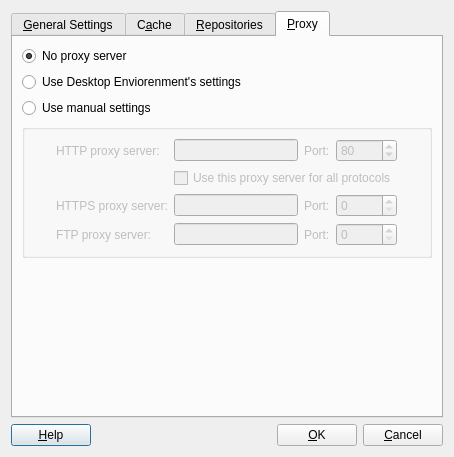
The window that kde/package-manager/manager/ui/settingsdialog.ui (pars-linux/uludag) describes before a commit, drawn with Qt 5.
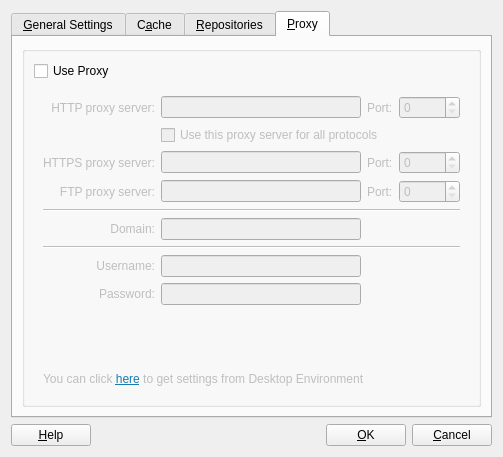
The same window after the commit. The open tabs and pages were chosen to show the change. Icons and pictures are not drawn.

Commit message: - update settingsdialog, it breaks everything for now.

Patch:
```diff
--- a/kde/package-manager/manager/ui/settingsdialog.ui
+++ b/kde/package-manager/manager/ui/settingsdialog.ui
@@ -6,8 +6,8 @@
    <rect>
     <x>0</x>
     <y>0</y>
-    <width>382</width>
-    <height>400</height>
+    <width>503</width>
+    <height>453</height>
    </rect>
   </property>
   <property name="windowTitle">
@@ -20,45 +20,7 @@
   <property name="modal">
    <bool>true</bool>
   </property>
-  <layout class="QGridLayout" name="gridLayout_4">
-   <item row="1" column="0">
-    <layout class="QHBoxLayout" name="horizontalLayout">
-     <item>
-      <widget class="QPushButton" name="buttonHelp">
-       <property name="text">
-        <string>&amp;Help</string>
-       </property>
-      </widget>
-     </item>
-     <item>
-      <spacer name="horizontalSpacer_3">
-       <property name="orientation">
-        <enum>Qt::Horizontal</enum>
-       </property>
-       <property name="sizeHint" stdset="0">
-        <size>
-         <width>40</width>
-         <height>20</height>
-        </size>
-       </property>
-      </spacer>
-     </item>
-     <item>
-      <widget class="QPushButton" name="buttonOk">
-       <property name="text">
-        <string>&amp;OK</string>
-       </property>
-      </widget>
-     </item>
-     <item>
-      <widget class="QPushButton" name="buttonCancel">
-       <property name="text">
-        <string>&amp;Cancel</string>
-       </property>
-      </widget>
-     </item>
-    </layout>
-   </item>
+  <layout class="QGridLayout" name="gridLayout_14">
    <item row="0" column="0">
     <widget class="QTabWidget" name="tabWidget">
      <property name="currentIndex">
@@ -694,72 +656,65 @@
        <string>&amp;Proxy</string>
       </attribute>
       <layout class="QGridLayout" name="gridLayout_10">
-       <item row="0" column="1">
-        <spacer name="horizontalSpacer_4">
-         <property name="orientation">
-          <enum>Qt::Horizontal</enum>
-         </property>
-         <property name="sizeHint" stdset="0">
-          <size>
-           <width>331</width>
-           <height>20</height>
-          </size>
-         </property>
-        </spacer>
-       </item>
-       <item row="2" column="1">
-        <spacer name="horizontalSpacer_5">
-         <property name="orientation">
-          <enum>Qt::Horizontal</enum>
-         </property>
-         <property name="sizeHint" stdset="0">
-          <size>
-           <width>331</width>
-           <height>20</height>
-          </size>
-         </property>
-        </spacer>
-       </item>
-       <item row="3" column="0" colspan="2">
+       <item row="0" column="0">
         <widget class="QGroupBox" name="httpSettingsGroupBox">
          <property name="enabled">
-          <bool>false</bool>
+          <bool>true</bool>
+         </property>
+         <property name="title">
+          <string/>
          </property>
          <property name="flat">
           <bool>false</bool>
          </property>
          <layout class="QGridLayout" name="gridLayout_8">
-          <item row="0" column="1">
+          <item row="0" column="0">
+           <widget class="QCheckBox" name="checkBox">
+            <property name="text">
+             <string>Use Proxy</string>
+            </property>
+           </widget>
+          </item>
+          <item row="1" column="0">
+           <widget class="QWidget" name="widget" native="true">
+            <property name="enabled">
+             <bool>false</bool>
+            </property>
+            <layout class="QGridLayout" name="gridLayout_4">
+             <item row="0" column="0">
            <widget class="QLabel" name="label">
             <property name="text">
              <string>HTTP proxy server:</string>
             </property>
-           </widget>
-          </item>
-          <item row="0" column="2">
+               <property name="alignment">
+                <set>Qt::AlignRight|Qt::AlignTrailing|Qt::AlignVCenter</set>
+               </property>
+              </widget>
+             </item>
+             <item row="0" column="1">
            <widget class="QLineEdit" name="httpProxy"/>
           </item>
-          <item row="0" column="3">
+             <item row="0" column="2">
            <widget class="QLabel" name="label_2">
             <property name="text">
              <string>Port:</string>
             </property>
            </widget>
           </item>
-          <item row="0" column="4">
+             <item row="0" column="3">
            <widget class="QSpinBox" name="httpProxyPort">
             <property name="minimum">
-             <number>1</number>
+                <number>0</number>
             </property>
             <property name="maximum">
              <number>65535</number>
             </property>
             <property name="value">
-             <number>80</number>
+                <number>0</number>
             </property>
            </widget>
           </item>
-          <item row="1" column="2" colspan="3">
+             <item row="1" column="1" colspan="3">
            <widget class="QCheckBox" name="useHttpForAll">
             <property name="text">
              <string>Use this proxy server for all protocols</string>
@@ -769,24 +724,27 @@
             </property>
            </widget>
           </item>
-          <item row="2" column="1">
+             <item row="2" column="0">
            <widget class="QLabel" name="label_3">
             <property name="text">
              <string>HTTPS proxy server:</string>
             </property>
-           </widget>
-          </item>
-          <item row="2" column="2">
+               <property name="alignment">
+                <set>Qt::AlignRight|Qt::AlignTrailing|Qt::AlignVCenter</set>
+               </property>
+              </widget>
+             </item>
+             <item row="2" column="1">
            <widget class="QLineEdit" name="httpsProxy"/>
           </item>
-          <item row="2" column="3">
+             <item row="2" column="2">
            <widget class="QLabel" name="label_4">
             <property name="text">
              <string>Port:</string>
             </property>
            </widget>
           </item>
-          <item row="2" column="4">
+             <item row="2" column="3">
            <widget class="QSpinBox" name="httpsProxyPort">
             <property name="minimum">
              <number>0</number>
@@ -799,24 +757,27 @@
             </property>
            </widget>
           </item>
-          <item row="3" column="1">
+             <item row="3" column="0">
            <widget class="QLabel" name="label_5">
             <property name="text">
              <string>FTP proxy server:</string>
             </property>
-           </widget>
-          </item>
-          <item row="3" column="2">
+               <property name="alignment">
+                <set>Qt::AlignRight|Qt::AlignTrailing|Qt::AlignVCenter</set>
+               </property>
+              </widget>
+             </item>
+             <item row="3" column="1">
            <widget class="QLineEdit" name="ftpProxy"/>
           </item>
-          <item row="3" column="3">
+             <item row="3" column="2">
            <widget class="QLabel" name="label_6">
             <property name="text">
              <string>Port:</string>
             </property>
            </widget>
           </item>
-          <item row="3" column="4">
+             <item row="3" column="3">
            <widget class="QSpinBox" name="ftpProxyPort">
             <property name="minimum">
              <number>0</number>
@@ -829,60 +790,75 @@
             </property>
            </widget>
           </item>
-          <item row="0" column="0">
-           <spacer name="horizontalSpacer_11">
+             <item row="8" column="0" colspan="4">
+              <widget class="Line" name="line_2">
             <property name="orientation">
              <enum>Qt::Horizontal</enum>
             </property>
-            <property name="sizeHint" stdset="0">
-             <size>
-              <width>40</width>
-              <height>20</height>
-             </size>
-            </property>
-           </spacer>
-          </item>
-          <item row="0" column="5">
-           <spacer name="horizontalSpacer_12">
-            <property name="orientation">
-             <enum>Qt::Horizontal</enum>
-            </property>
-            <property name="sizeHint" stdset="0">
-             <size>
-              <width>40</width>
-              <height>20</height>
-             </size>
-            </property>
-           </spacer>
-          </item>
-         </layout>
-        </widget>
-       </item>
-       <item row="0" column="0">
-        <widget class="QRadioButton" name="noProxyButton">
+              </widget>
+             </item>
+             <item row="9" column="0">
+              <widget class="QLabel" name="label_9">
+               <property name="text">
+                <string>Username:</string>
+               </property>
+               <property name="alignment">
+                <set>Qt::AlignRight|Qt::AlignTrailing|Qt::AlignVCenter</set>
+               </property>
+              </widget>
+             </item>
+             <item row="9" column="1">
+              <widget class="QLineEdit" name="userProxy"/>
+             </item>
+             <item row="10" column="0">
+              <widget class="QLabel" name="label_10">
+               <property name="text">
+                <string>Password:</string>
+               </property>
+               <property name="alignment">
+                <set>Qt::AlignRight|Qt::AlignTrailing|Qt::AlignVCenter</set>
+               </property>
+              </widget>
+             </item>
+             <item row="10" column="1">
+              <widget class="QLineEdit" name="passwordProxy">
+               <property name="echoMode">
+                <enum>QLineEdit::Password</enum>
+               </property>
+              </widget>
+             </item>
+             <item row="5" column="0">
+              <widget class="QLabel" name="label_8">
          <property name="text">
-          <string>No proxy server</string>
-         </property>
-         <property name="checked">
-          <bool>true</bool>
+                <string>Domain:</string>
+               </property>
+               <property name="alignment">
+                <set>Qt::AlignRight|Qt::AlignTrailing|Qt::AlignVCenter</set>
          </property>
         </widget>
        </item>
-       <item row="2" column="0">
-        <widget class="QRadioButton" name="useProxyButton">
-         <property name="text">
-          <string>Use manual settings</string>
+             <item row="5" column="1">
+              <widget class="QLineEdit" name="domainProxy"/>
+             </item>
+             <item row="4" column="0" colspan="4">
+              <widget class="Line" name="line">
+               <property name="orientation">
+                <enum>Qt::Horizontal</enum>
          </property>
         </widget>
        </item>
-       <item row="1" column="0">
-        <widget class="QRadioButton" name="useKdeButton">
+             <item row="12" column="0" colspan="4">
+              <widget class="QLabel" name="label_11">
          <property name="text">
-          <string>Use Desktop Enviorenment's settings</string>
+                <string>&lt;!DOCTYPE HTML PUBLIC &quot;-//W3C//DTD HTML 4.0//EN&quot; &quot;http://www.w3.org/TR/REC-html40/strict.dtd&quot;&gt;
+&lt;html&gt;&lt;head&gt;&lt;meta name=&quot;qrichtext&quot; content=&quot;1&quot; /&gt;&lt;style type=&quot;text/css&quot;&gt;
+p, li { white-space: pre-wrap; }
+&lt;/style&gt;&lt;/head&gt;&lt;body style=&quot; font-family:'Droid Sans'; font-size:9pt; font-weight:400; font-style:normal;&quot;&gt;
+&lt;p style=&quot; margin-top:0px; margin-bottom:0px; margin-left:0px; margin-right:0px; -qt-block-indent:0; text-indent:0px;&quot;&gt;You can click &lt;a href=&quot;#&quot;&gt;&lt;span style=&quot; text-decoration: underline; color:#1b7bae;&quot;&gt;here&lt;/span&gt;&lt;/a&gt; to get settings from Desktop Environment&lt;/p&gt;&lt;/body&gt;&lt;/html&gt;</string>
          </property>
         </widget>
        </item>
-       <item row="4" column="0" colspan="2">
+             <item row="11" column="0" colspan="4">
         <spacer name="verticalSpacer_3">
          <property name="orientation">
           <enum>Qt::Vertical</enum>
@@ -897,7 +873,51 @@
        </item>
       </layout>
      </widget>
-    </widget>
+          </item>
+         </layout>
+        </widget>
+       </item>
+      </layout>
+     </widget>
+    </widget>
+   </item>
+   <item row="1" column="0">
+    <layout class="QHBoxLayout" name="horizontalLayout">
+     <item>
+      <widget class="QPushButton" name="buttonHelp">
+       <property name="text">
+        <string>&amp;Help</string>
+       </property>
+      </widget>
+     </item>
+     <item>
+      <spacer name="horizontalSpacer_3">
+       <property name="orientation">
+        <enum>Qt::Horizontal</enum>
+       </property>
+       <property name="sizeHint" stdset="0">
+        <size>
+         <width>40</width>
+         <height>20</height>
+        </size>
+       </property>
+      </spacer>
+     </item>
+     <item>
+      <widget class="QPushButton" name="buttonOk">
+       <property name="text">
+        <string>&amp;OK</string>
+       </property>
+      </widget>
+     </item>
+     <item>
+      <widget class="QPushButton" name="buttonCancel">
+       <property name="text">
+        <string>&amp;Cancel</string>
+       </property>
+      </widget>
+     </item>
+    </layout>
    </item>
   </layout>
  </widget>
```
Left out of the diff: 159 changed lines with no effect on the pictures. Lines whose indentation alone changed are shown as unchanged.
